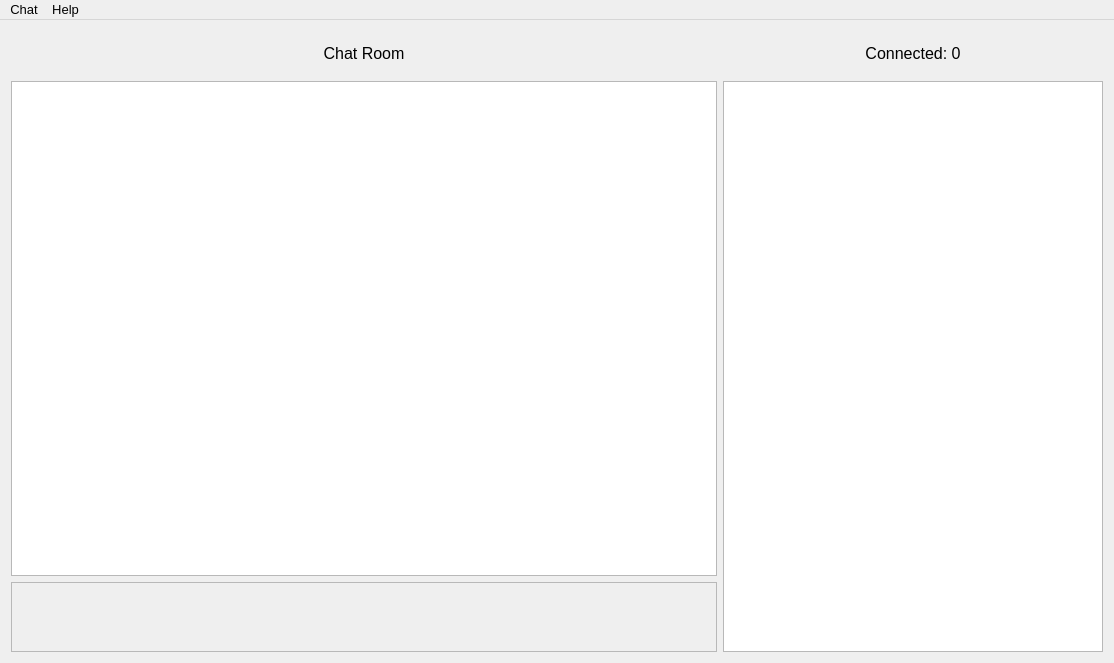
Old version of the form src/View/MainWindow/mainwindow.ui in the repository Flone-dnb/Silent.
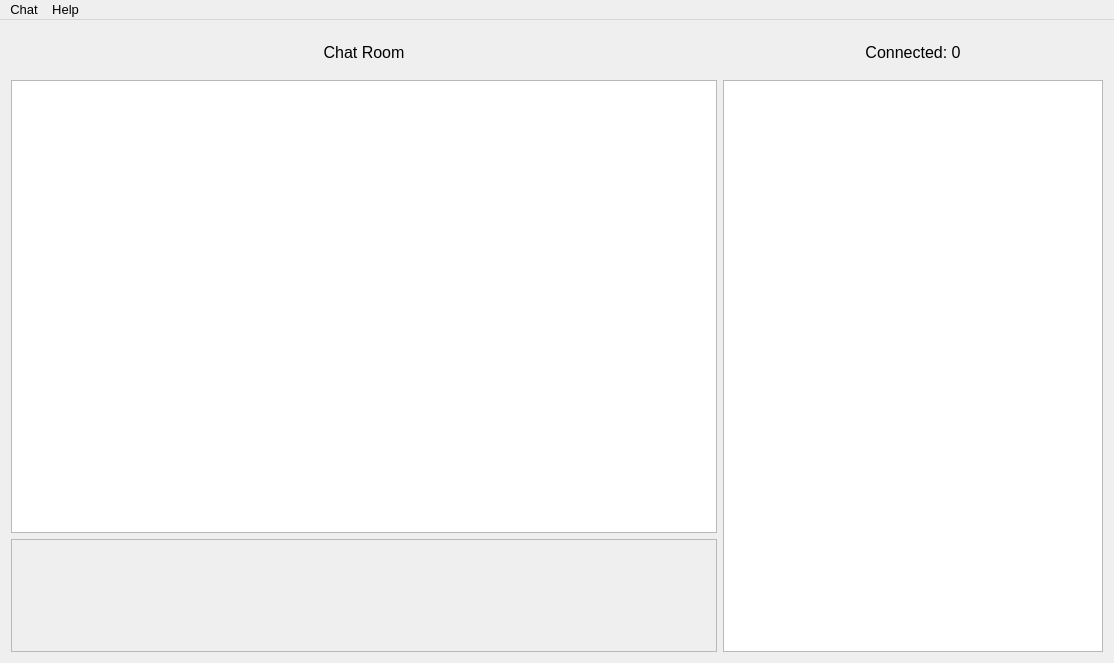
New version of the form. Custom widgets are drawn as their Qt base class.

Commit message: Increased max. user message size.

Patch:
```diff
--- a/src/View/MainWindow/mainwindow.ui
+++ b/src/View/MainWindow/mainwindow.ui
@@ -28,7 +28,7 @@
   <widget class="QWidget" name="centralWidget">
    <layout class="QVBoxLayout" name="verticalLayout_2">
     <item>
-     <layout class="QVBoxLayout" name="verticalLayout" stretch="7,90">
+     <layout class="QVBoxLayout" name="verticalLayout" stretch="7,93">
       <item>
        <layout class="QHBoxLayout" name="horizontalLayout_3" stretch="65,35">
         <item>
@@ -80,7 +80,7 @@
       <item>
        <layout class="QHBoxLayout" name="horizontalLayout_2" stretch="65,35">
         <item>
-         <layout class="QVBoxLayout" name="verticalLayout_4" stretch="90,10">
+         <layout class="QVBoxLayout" name="verticalLayout_4" stretch="80,20">
           <property name="sizeConstraint">
            <enum>QLayout::SetDefaultConstraint</enum>
           </property>
```
The commit also changes 1 other file.
